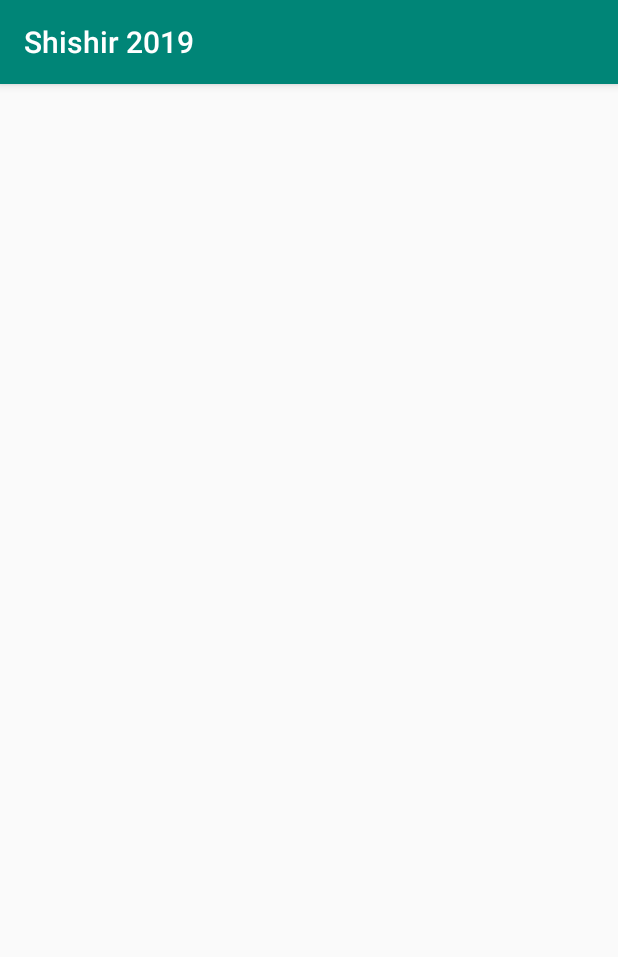
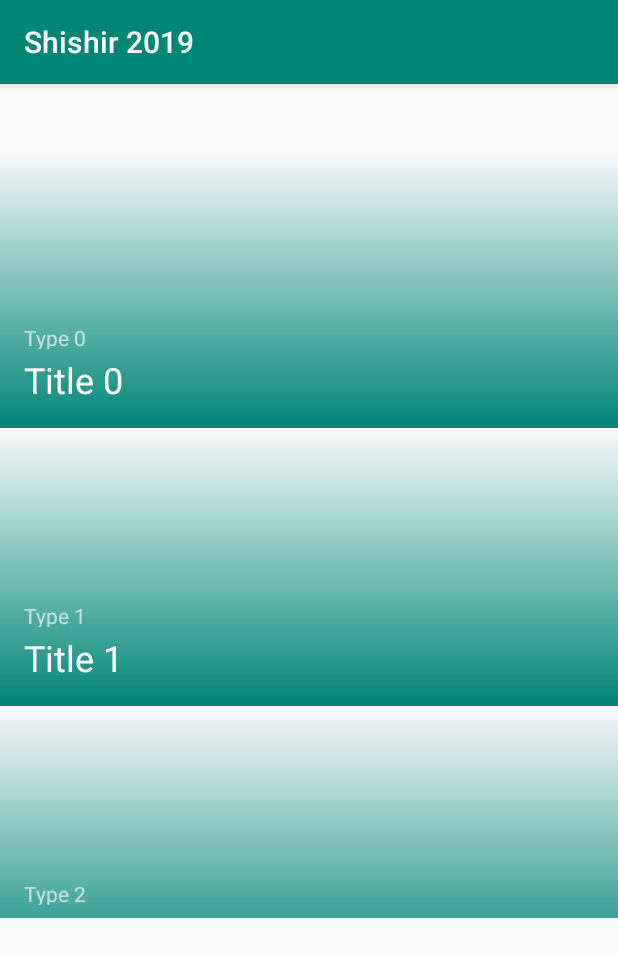
Before and after one commit to NIT-Meghalaya/Shishir-2019-App, an Android app: the screen it shows after launch (EventsListActivity), on a phone screen of 412 x 824 dp. Shown: the top 957 px of the screen. Run offline under Robolectric (Android 15) with nearby library versions, the phone set to English and light mode, and no system bars.

Commit message:
modified files for trial run

```diff
--- a/app/src/main/java/shishir/nitmeghalaya/in/shishir2019/activity/EventsListActivity.kt
+++ b/app/src/main/java/shishir/nitmeghalaya/in/shishir2019/activity/EventsListActivity.kt
@@ -3,13 +3,39 @@ package shishir.nitmeghalaya.`in`.shishir2019.activity
 import android.graphics.drawable.ShapeDrawable
 import androidx.appcompat.app.AppCompatActivity
 import android.os.Bundle
+import androidx.recyclerview.widget.LinearLayoutManager
+import androidx.recyclerview.widget.RecyclerView
 import shishir.nitmeghalaya.`in`.shishir2019.R
+import shishir.nitmeghalaya.`in`.shishir2019.adapter.EventsListAdapter
+import shishir.nitmeghalaya.`in`.shishir2019.models.EventCard
 
 class EventsListActivity : AppCompatActivity() {
+
+    private lateinit var recyclerView: RecyclerView
+    private lateinit var viewAdapter: RecyclerView.Adapter<*>
+    private lateinit var viewManager: RecyclerView.LayoutManager
+
+    private var myDataset : Array<EventCard> = Array<EventCard>(10, fun (i: Int): EventCard {
+        return EventCard("Type " + i, "Title " + i)
+    })
 
     override fun onCreate(savedInstanceState: Bundle?) {
         super.onCreate(savedInstanceState)
         setContentView(R.layout.activity_events_list)
 
+        viewManager = LinearLayoutManager(this)
+        viewAdapter = EventsListAdapter(myDataset)
+
+        recyclerView = findViewById<RecyclerView>(R.id.recyclerView).apply {
+            // use this setting to improve performance if you know that changes
+            // in content do not change the layout size of the RecyclerView
+            setHasFixedSize(true)
+
+            // use a linear layout manager
+            layoutManager = viewManager
+
+            // specify an viewAdapter (see also next example)
+            adapter = viewAdapter
+        }
     }
 }
--- a/app/src/main/java/shishir/nitmeghalaya/in/shishir2019/adapter/EventsListAdapter.kt
+++ b/app/src/main/java/shishir/nitmeghalaya/in/shishir2019/adapter/EventsListAdapter.kt
@@ -1,9 +1,14 @@
 package shishir.nitmeghalaya.`in`.shishir2019.adapter
 
 import android.view.LayoutInflater
+import android.view.View
 import android.view.ViewGroup
+import android.widget.TextView
+import androidx.constraintlayout.widget.ConstraintLayout
 import androidx.recyclerview.widget.RecyclerView
+import kotlinx.android.synthetic.main.item_event_list.view.*
 import shishir.nitmeghalaya.`in`.shishir2019.R
+import shishir.nitmeghalaya.`in`.shishir2019.models.EventCard
 import shishir.nitmeghalaya.`in`.shishir2019.viewholder.EventsListItemViewHolder
 
 
@@ -11,14 +16,40 @@ import shishir.nitmeghalaya.`in`.shishir2019.viewholder.EventsListItemViewHolder
  * Created by Devansh on 24/1/19.
  */
 
-class EventsListAdapter : RecyclerView.Adapter<EventsListItemViewHolder>() {
+class EventsListAdapter(private val myDataset: Array<EventCard>) :
+    RecyclerView.Adapter<EventsListAdapter.MyViewHolder>() {
 
-    override fun onCreateViewHolder(parent: ViewGroup, viewType: Int): EventsListItemViewHolder =
-        EventsListItemViewHolder(LayoutInflater.from(parent.context).inflate(R.layout.item_event_list, parent, false))
+    // Provide a reference to the views for each data item
+    // Complex data items may need more than one view per item, and
+    // you provide access to all the views for a data item in a view holder.
+    // Each data item is just a string in this case that is shown in a TextView.
+    class MyViewHolder(val layout: View) : RecyclerView.ViewHolder(layout)
 
-    override fun getItemCount(): Int = 0
 
-    override fun onBindViewHolder(holder: EventsListItemViewHolder, position: Int) {
-        holder.bind()
+    // Create new views (invoked by the layout manager)
+    override fun onCreateViewHolder(parent: ViewGroup,
+                                    viewType: Int): EventsListAdapter.MyViewHolder {
+
+        val layout = LayoutInflater.from(parent.context)
+            .inflate(R.layout.item_event_list, parent, false) as ConstraintLayout
+        // set the view's size, margins, paddings and layout parameters
+
+        return MyViewHolder(layout)
     }
+
+    // Replace the contents of a view (invoked by the layout manager)
+    override fun onBindViewHolder(holder: MyViewHolder, position: Int) {
+
+        val type = holder.layout.findViewById<TextView>(R.id.event_card_type)
+        val title = holder.layout.findViewById<TextView>(R.id.event_card_title)
+        val ec = myDataset[position]
+        // - get element from your dataset at this position
+        // - replace the contents of the view with that element
+
+        type.setText(ec.type)
+        title.setText(ec.title)
+    }
+
+    // Return the size of your dataset (invoked by the layout manager)
+    override fun getItemCount() = myDataset.size
 }
--- /dev/null
+++ b/app/src/main/java/shishir/nitmeghalaya/in/shishir2019/models/EventCard.kt
@@ -0,0 +1,5 @@
+package shishir.nitmeghalaya.`in`.shishir2019.models
+
+class EventCard (var type: String, var title: String){
+
+}
--- a/app/src/main/res/layout/activity_events_list.xml
+++ b/app/src/main/res/layout/activity_events_list.xml
@@ -8,8 +8,12 @@
         tools:context=".activity.EventsListActivity">
 
     <androidx.recyclerview.widget.RecyclerView
-        android:id="@+id/recyclerView"
-        android:layout_width="match_parent"
-        android:layout_height="match_parent" />
+            android:id="@+id/recyclerView"
+            android:layout_width="0dp"
+            android:layout_height="512dp"
+            app:layout_constraintTop_toTopOf="parent"
+            app:layout_constraintEnd_toEndOf="parent"
+            app:layout_constraintStart_toStartOf="parent" android:layout_marginTop="44dp"
+            app:layout_constraintHorizontal_bias="0.0"/>
 
 </androidx.constraintlayout.widget.ConstraintLayout>
--- a/app/src/main/res/values/colors.xml
+++ b/app/src/main/res/values/colors.xml
@@ -3,4 +3,5 @@
     <color name="colorPrimary">#008577</color>
     <color name="colorPrimaryDark">#00574B</color>
     <color name="colorAccent">#D81B60</color>
+    <color name="WhiteTransparent">#aaffffff</color>
 </resources>
```
